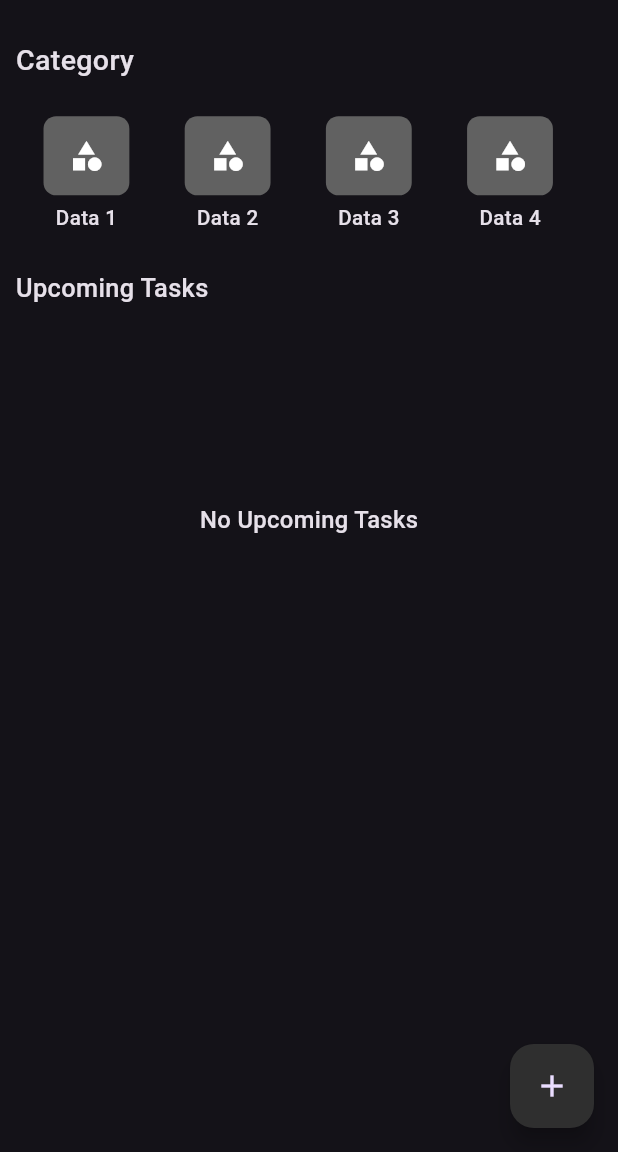
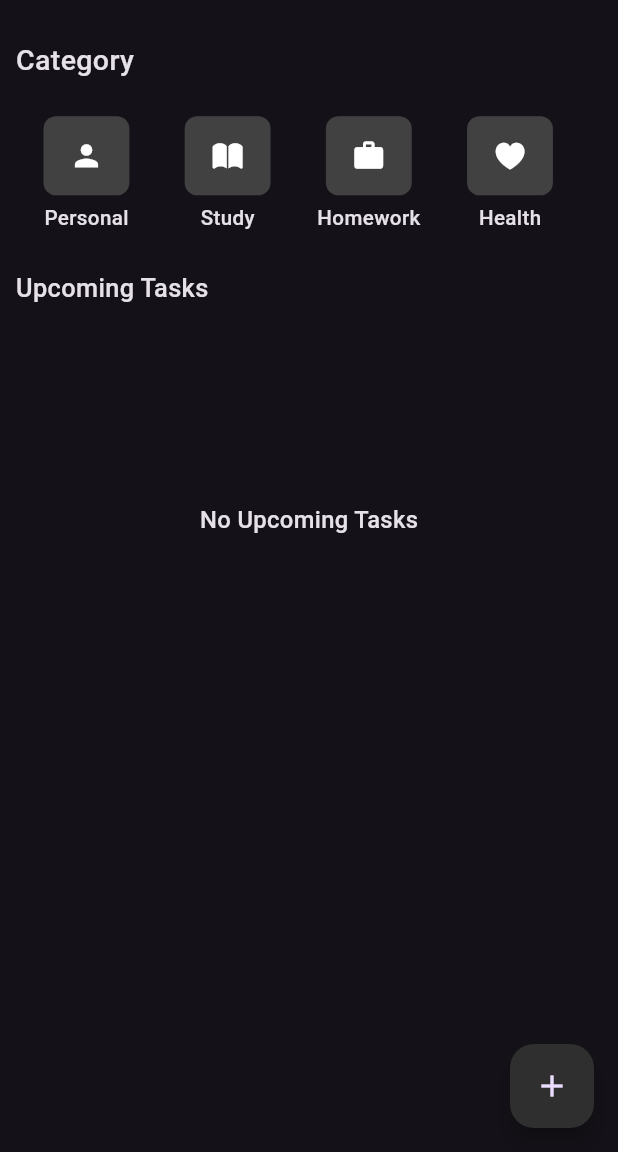
Before and after one commit to MohamdAshiq/Todo-Application, a Flutter app: the screen it shows after launch, on a phone screen of 412 x 824 dp, the part 84-1236 px from its top. Run offline on Flutter 3.47's test engine with Material 2 defaults, Android fonts, the phone set to English and light mode, and no system bars; our stand-ins replace flutter_screenutil, flutter_slidable.

Commit message:
Modified the Category Items and its Icons

```diff
--- a/lib/Screens/add_task_page.dart
+++ b/lib/Screens/add_task_page.dart
@@ -8,12 +8,14 @@ import 'package:todo_application/Widgets/custom_appbar.dart';
 class AddTaskPage extends StatefulWidget {
   const AddTaskPage({super.key});
 
+  static const List<String> category = ["Personal", "Study", "Homework", "Health","Other "];
+
   @override
   State<AddTaskPage> createState() => _AddTaskPageState();
 }
 
 class _AddTaskPageState extends State<AddTaskPage> {
-  final List<String> category = ["value 1", "value 2", "value 3", "value 4"];
+
 
   final GlobalKey<FormState> formkey = GlobalKey<FormState>();
 
@@ -85,7 +87,7 @@ class _AddTaskPageState extends State<AddTaskPage> {
                       ),
                     ),
                     hint: const Text("Select Category"),
-                    items: category
+                    items: AddTaskPage.category
                         .map(
                           (e) => DropdownMenuItem(
                             value: e,
--- a/lib/Screens/home_page.dart
+++ b/lib/Screens/home_page.dart
@@ -1,7 +1,9 @@
+import 'package:flutter/cupertino.dart';
 import 'package:flutter/material.dart';
 import 'package:flutter_screenutil/flutter_screenutil.dart';
 import 'package:provider/provider.dart';
 import 'package:todo_application/Provider/task_controller.dart';
+import 'package:todo_application/Screens/add_task_page.dart';
 import 'package:todo_application/Widgets/custom_appbar.dart';
 import 'package:todo_application/Widgets/floating_action_button_widget.dart';
 import 'package:todo_application/responsive_layout.dart';
@@ -13,6 +15,13 @@ class HomePage extends StatelessWidget {
 
   @override
   Widget build(BuildContext context) {
+    const List<IconData> categoryIcons = [
+      Icons.person,
+      CupertinoIcons.book_fill,
+      Icons.work,
+      CupertinoIcons.heart_fill,
+      Icons.more_horiz
+    ];
     return ResponsiveLayout(
       desktopScaffold: const Scaffold(),
       tabletScaffold: const Scaffold(),
@@ -44,7 +53,7 @@ class HomePage extends StatelessWidget {
                   height: 100.h,
                   child: ListView.builder(
                     scrollDirection: Axis.horizontal,
-                    itemCount: 10,
+                    itemCount: AddTaskPage.category.length,
                     itemBuilder: (context, index) => Padding(
                       padding: EdgeInsets.all(8.0.h),
                       child: Column(
@@ -58,12 +67,16 @@ class HomePage extends StatelessWidget {
                               borderRadius: BorderRadius.all(
                                 Radius.circular(8.r),
                               ),
-                              color: Colors.grey[700],
+                              color: const Color.fromARGB(255, 65, 65, 65),
                             ),
-                            child: const Icon(Icons.category),
+                            child: Icon(
+                              categoryIcons[index],
+                              size: 23,
+                              color: Colors.white,
+                            ),
                           ),
                           Text(
-                            "Data ${index + 1}",
+                            AddTaskPage.category[index].toString(),
                             style: TextStyle(
                               fontSize: 13.sp,
                               fontWeight: FontWeight.w500,
```
